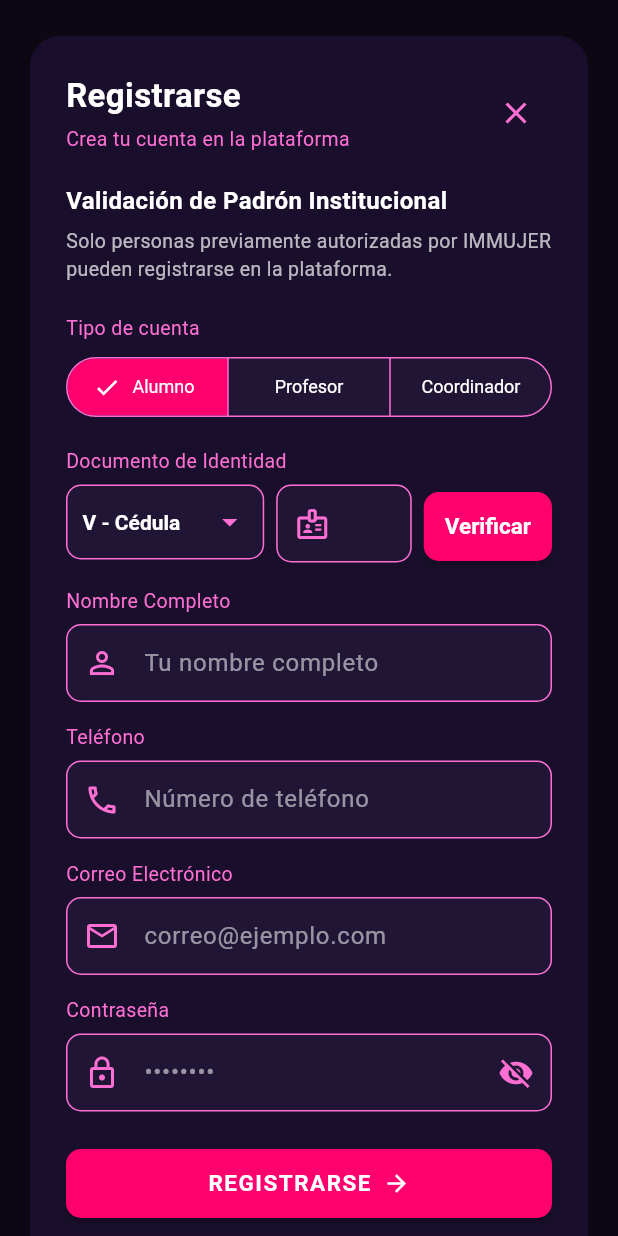
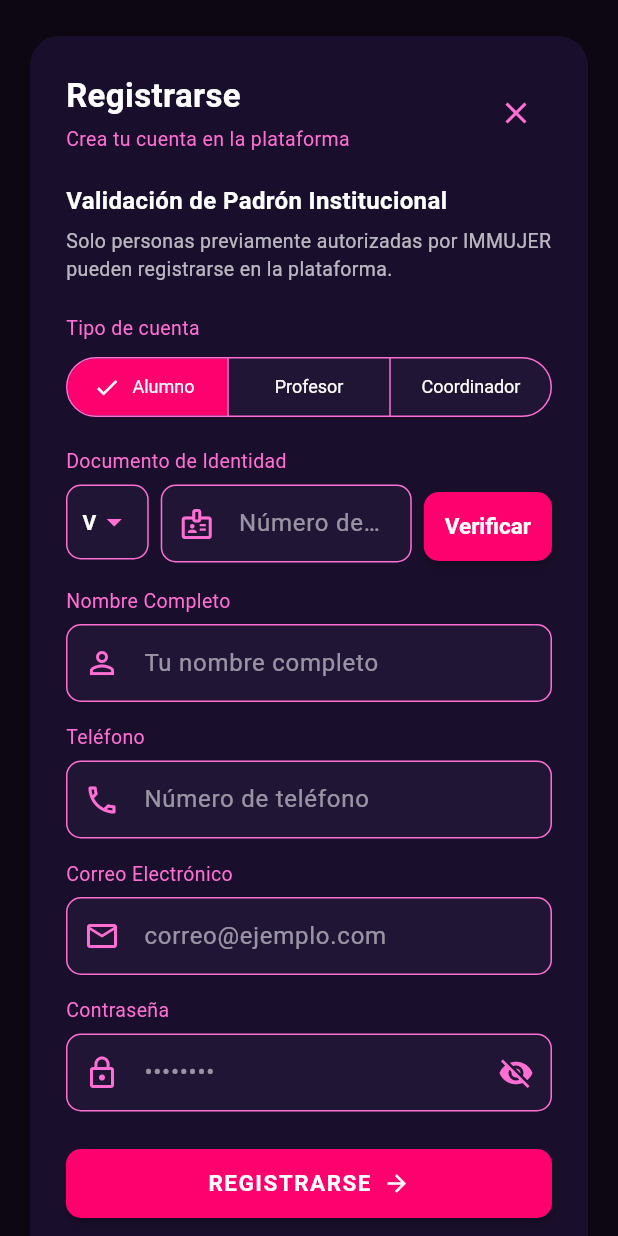
Before and after one commit to VladimirArguelles/umbral_immujer, a Flutter app: the RegisterScreen screen opened by its route, on a phone screen of 412 x 824 dp. Run offline on Flutter 3.47's test engine with Material 3 defaults, Android fonts, the phone set to English and light mode, and no system bars; our stand-ins replace google_fonts, image_picker, supabase_flutter; accounts and stored records are empty.

Commit message:
Simplificar selector de documento en registro
Co-authored-by: Copilot <223556219+Copilot@users.noreply.github.com>

```diff
--- a/lib/src/features/auth/presentation/register_screen.dart
+++ b/lib/src/features/auth/presentation/register_screen.dart
@@ -341,11 +341,11 @@ class _RegisterScreenState extends State<RegisterScreen> {
                                 items: const [
                                   DropdownMenuItem(
                                     value: 'V',
-                                    child: Text('V - Cédula'),
+                                    child: Text('V'),
                                   ),
                                   DropdownMenuItem(
                                     value: 'P',
-                                    child: Text('P - Pasaporte'),
+                                    child: Text('P'),
                                   ),
                                 ],
                                 onChanged: (value) {
```
